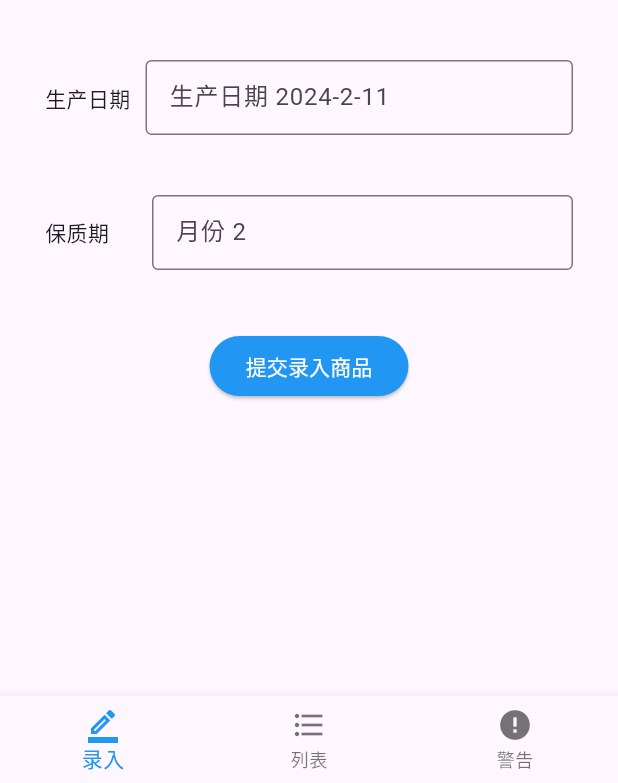
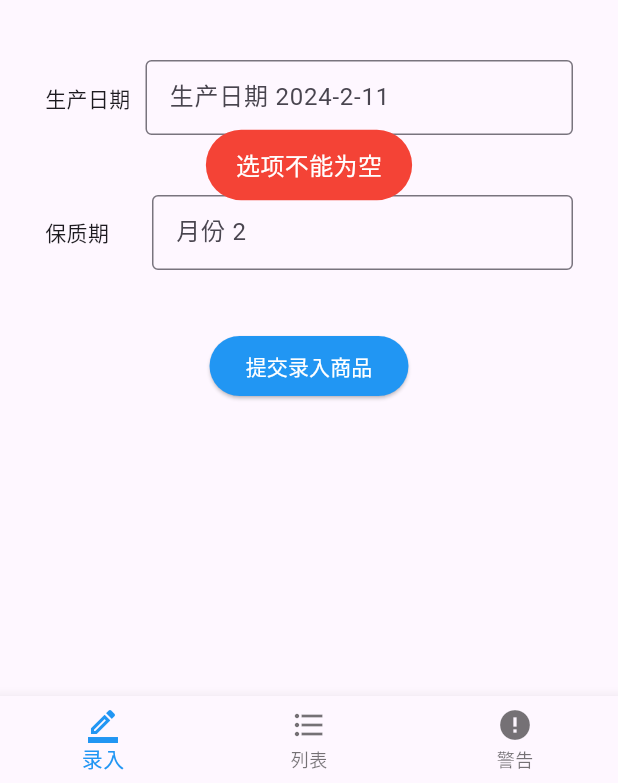
Before and after one commit to gongjianOnline/supermarket, a Flutter app: the screen it shows after launch, after a tap on "提交录入商品", on a phone screen of 412 x 824 dp, the part 453-1236 px from its top. Run offline on Flutter 3.47's test engine with Material 3 defaults, Android fonts, the phone set to English and light mode, and no system bars; our stand-ins replace dio, flutter_swipe_action_cell, fluttertoast, get; missing offline and left inert: dart:ffi; network calls fail.

Commit message:
前后端接口联调

```diff
--- a/lib/app/modules/importPage/controllers/import_page_controller.dart
+++ b/lib/app/modules/importPage/controllers/import_page_controller.dart
@@ -1,4 +1,9 @@
+import 'dart:convert';
+
+import 'package:dio/dio.dart';
 import 'package:flutter/cupertino.dart';
+import 'package:flutter/material.dart';
+import 'package:fluttertoast/fluttertoast.dart';
 import 'package:get/get.dart';
 
 class ImportPageController extends GetxController {
@@ -12,6 +17,59 @@ class ImportPageController extends GetxController {
   RxString tradeName = "".obs;
   RxString createDate = "".obs;
   RxString warranty = "".obs;
+
+  final dio = Dio();
+
+  void handleSubmit() async {
+    if (tradeName.value.isEmpty ||
+        createDate.value.isEmpty ||
+        warranty.value.isEmpty) {
+      Fluttertoast.showToast(
+          msg: "选项不能为空",
+          toastLength: Toast.LENGTH_SHORT,
+          gravity: ToastGravity.CENTER,
+          timeInSecForIosWeb: 1,
+          backgroundColor: Colors.red,
+          textColor: Colors.white,
+          fontSize: 16.0);
+      return null;
+    }
+    if (createDate.value.contains('。')) {
+      // 如果包含句号，删除句号
+      createDate.value = createDate.value.replaceAll('。', '');
+    }
+    final response = await dio.get(
+      'http://192.168.77.9:3000/add',
+      queryParameters: {
+        "tradeName": tradeName.value,
+        "warranty": warranty.value,
+        "createDate": createDate.value
+      },
+    );
+    Map<String, dynamic> jsonData = json.decode(response.toString());
+    if (jsonData["code"] == 101) {
+      tradeNameController.clear();
+      createDateController.clear();
+      warrantyController.clear();
+      Fluttertoast.showToast(
+          msg: "提交完成",
+          toastLength: Toast.LENGTH_SHORT,
+          gravity: ToastGravity.CENTER,
+          timeInSecForIosWeb: 1,
+          backgroundColor: Colors.black,
+          textColor: Colors.white,
+          fontSize: 16.0);
+    } else {
+      Fluttertoast.showToast(
+          msg: "提交失败,重试",
+          toastLength: Toast.LENGTH_SHORT,
+          gravity: ToastGravity.CENTER,
+          timeInSecForIosWeb: 1,
+          backgroundColor: Colors.black,
+          textColor: Colors.white,
+          fontSize: 16.0);
+    }
+  }
 
   @override
   void onInit() {
@@ -27,5 +85,4 @@ class ImportPageController extends GetxController {
   void onClose() {
     super.onClose();
   }
-
 }
--- a/lib/app/modules/importPage/views/import_page_view.dart
+++ b/lib/app/modules/importPage/views/import_page_view.dart
@@ -11,111 +11,98 @@ class ImportPageView extends GetView<ImportPageController> {
 
   @override
   Widget build(BuildContext context) {
-    return Obx((){
+    return Obx(() {
       return Scaffold(
         body: Container(
-          padding: const EdgeInsets.only(left: 10,right: 10),
+          padding: const EdgeInsets.only(left: 10, right: 10),
           child: Column(
               mainAxisAlignment: MainAxisAlignment.center,
               crossAxisAlignment: CrossAxisAlignment.center,
-              children:[
+              children: [
                 Padding(
                   padding: const EdgeInsets.all(20.0), // 设置外边距为20.0
                   child: Row(
                     children: [
                       Text(controller.titleName.value),
                       Expanded(
-                          flex:1,
-                          child:Container(
-                            margin:const EdgeInsets.only(left: 10.0),
+                          flex: 1,
+                          child: Container(
+                            margin: const EdgeInsets.only(left: 10.0),
                             height: 50.0,
                             child: TextField(
-                              controller: controller.tradeNameController,
-                                onChanged:(value){
+                                controller: controller.tradeNameController,
+                                onChanged: (value) {
                                   controller.tradeName.value = value;
                                 },
-                                decoration:const InputDecoration(
+                                decoration: const InputDecoration(
                                   hintText: "商品名称", // 提示词
                                   border: OutlineInputBorder(), // 带边框
-                                )
-                            ),
-                          )
-                      )
+                                )),
+                          ))
                     ],
                   ),
                 ),
                 Padding(
                   padding: const EdgeInsets.all(20.0),
-                  child:Row(
+                  child: Row(
                     children: [
                       const Text("生产日期"),
                       Expanded(
-                          flex:1,
-                          child:Container(
-                            margin:const EdgeInsets.only(left: 10.0),
+                          flex: 1,
+                          child: Container(
+                            margin: const EdgeInsets.only(left: 10.0),
                             height: 50.0,
                             child: TextField(
-                               controller: controller.createDateController,
-                                onChanged: (value){
+                                controller: controller.createDateController,
+                                onChanged: (value) {
                                   controller.createDate.value = value;
                                 },
                                 decoration: const InputDecoration(
                                   hintText: "生产日期 2024-2-11", // 提示词
                                   border: OutlineInputBorder(), // 带边框
-                                )
-                            ),
-                          )
-                      )
+                                )),
+                          ))
                     ],
                   ),
                 ),
                 Padding(
                     padding: const EdgeInsets.all(20.0),
-                    child:Row(
+                    child: Row(
                       children: [
                         const Text("保质期     "),
                         Expanded(
-                            flex:1,
-                            child:Container(
-                              margin:const EdgeInsets.only(left: 10.0),
+                            flex: 1,
+                            child: Container(
+                              margin: const EdgeInsets.only(left: 10.0),
                               height: 50.0,
                               child: TextField(
+                                  keyboardType: TextInputType.number,
                                   controller: controller.warrantyController,
-                                  onChanged:(value){
+                                  onChanged: (value) {
                                     controller.warranty.value = value;
                                   },
                                   decoration: const InputDecoration(
                                     hintText: "月份 2", // 提示词
                                     border: OutlineInputBorder(), // 带边框
-                                  )
-                              ),
-                            )
-                        )
+                                  )),
+                            ))
                       ],
-                    )
-                ),
-
+                    )),
                 Padding(
-                  padding:  EdgeInsets.all(20.0),
+                  padding: EdgeInsets.all(20.0),
                   child: ElevatedButton(
-                      onPressed:(){
-                        controller.tradeName.value = "";
-                        controller.createDate.value = "";
-                        controller.warranty.value = "";
-                        controller.tradeNameController.clear();
-                        controller.createDateController.clear();
-                        controller.warrantyController.clear();
-
+                      onPressed: () {
+                        controller.handleSubmit();
                       },
                       style: ElevatedButton.styleFrom(
                         backgroundColor: Colors.blue, // 设置按钮背景颜色为蓝色
                       ),
-                      child:const Text("提交录入商品",style: TextStyle(color:Colors.white),)
-                  ),
+                      child: const Text(
+                        "提交录入商品",
+                        style: TextStyle(color: Colors.white),
+                      )),
                 )
-
-              ]
-          ),
+              ]),
         ),
       );
     });
--- a/pubspec.yaml
+++ b/pubspec.yaml
@@ -10,6 +10,7 @@ dependencies:
   flutter_swipe_action_cell: ^3.1.3
   dio: ^5.4.0
   get: 4.6.6
+  fluttertoast: ^8.2.4
   flutter:
     sdk: flutter
 
```
Also changed, not shown: lib/app/modules/errlist/controllers/errlist_controller.dart (+21 -0 lines), lib/app/modules/errlist/views/errlist_view.dart (+15 -11 lines), lib/app/modules/listPage/controllers/list_page_controller.dart (+21 -0 lines), lib/app/modules/listPage/views/list_page_view.dart (+23 -11 lines), pubspec.lock, 2 other files.
